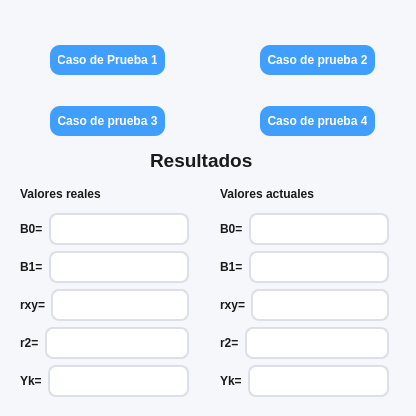
Above: gui/regresion lineal.ui from ibero-coder/segundo-parcial before the change. Below: the same form after it.
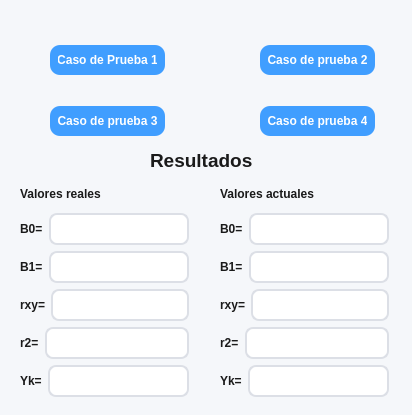
That is the form after the change.

```diff
--- a/gui/regresion lineal.ui
+++ b/gui/regresion lineal.ui
@@ -6,10 +6,16 @@
    <rect>
     <x>0</x>
     <y>0</y>
-    <width>416</width>
-    <height>416</height>
+    <width>412</width>
+    <height>415</height>
    </rect>
   </property>
+  <property name="minimumSize">
+   <size>
+    <width>412</width>
+    <height>415</height>
+   </size>
+  </property>
   <property name="windowTitle">
    <string>Dialog</string>
   </property>
@@ -94,7 +100,7 @@
     <string>Resultados</string>
    </property>
   </widget>
-  <widget class="QWidget" name="">
+  <widget class="QWidget" name="layoutWidget">
    <property name="geometry">
     <rect>
      <x>20</x>
@@ -211,7 +217,7 @@
     </item>
    </layout>
   </widget>
-  <widget class="QWidget" name="">
+  <widget class="QWidget" name="layoutWidget">
    <property name="geometry">
     <rect>
      <x>220</x>
@@ -328,7 +334,7 @@
     </item>
    </layout>
   </widget>
-  <widget class="QWidget" name="">
+  <widget class="QWidget" name="layoutWidget">
    <property name="geometry">
     <rect>
      <x>50</x>
@@ -354,7 +360,7 @@
     </item>
    </layout>
   </widget>
-  <widget class="QWidget" name="">
+  <widget class="QWidget" name="layoutWidget">
    <property name="geometry">
     <rect>
      <x>260</x>
```
